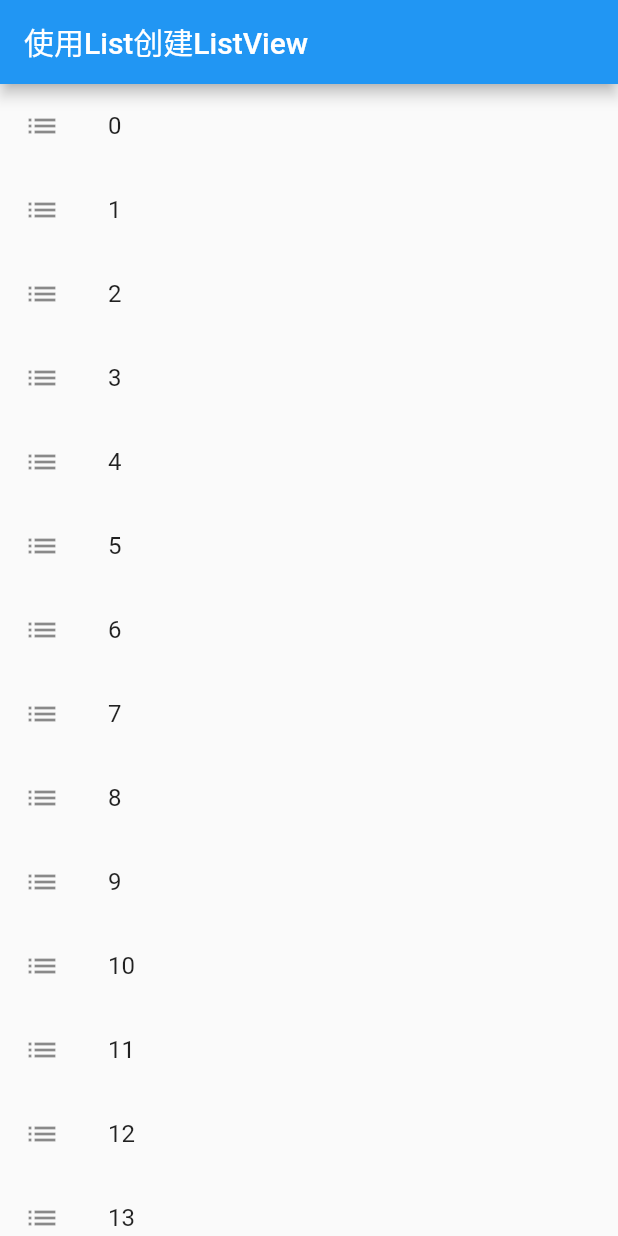
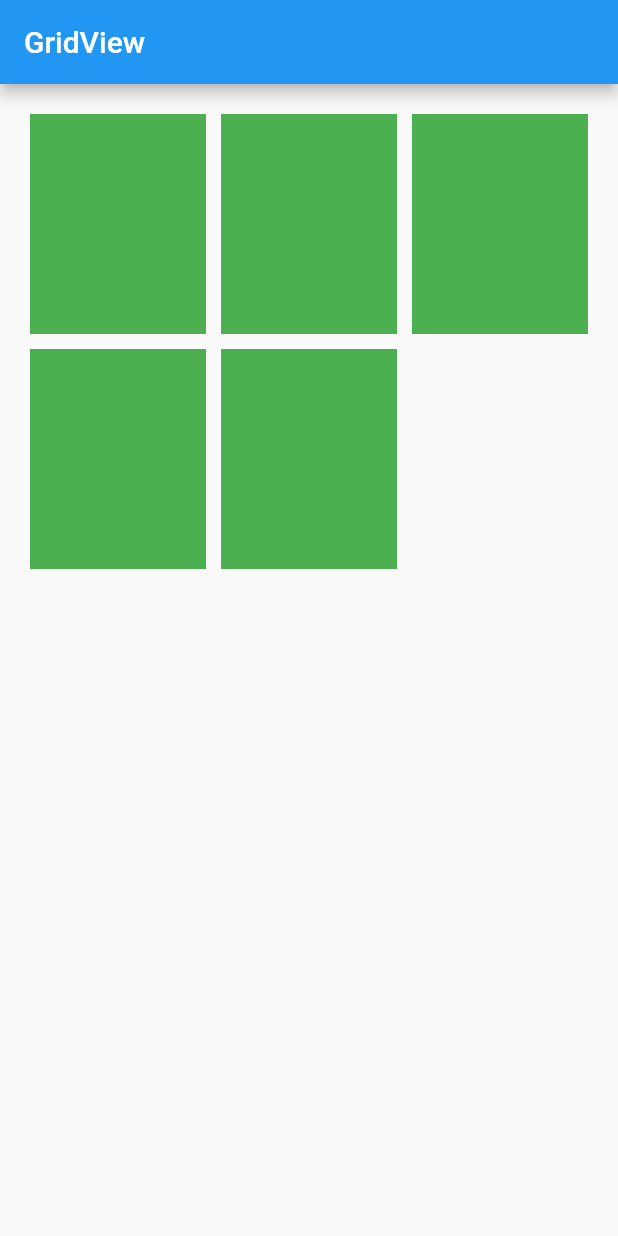
Before and after one commit to cxblovecw/Flutter, a Flutter app: the screen it shows after launch, on a phone screen of 412 x 824 dp. Run offline on Flutter 3.47's test engine with Material 2 defaults, Android fonts, the phone set to English and light mode, and no system bars.

Commit message:
GridView

```diff
--- a/lib/main.dart
+++ b/lib/main.dart
@@ -4,27 +4,46 @@ main(List<String> args) {
 }
 
 class App extends StatelessWidget{
-  List<String> list=List.generate(20, (index){
-    return "$index";
-  });
   @override
   Widget build(BuildContext context) {
     return MaterialApp(
-      title:'我是标题',
+      title:'GridView',
       home: Scaffold(
         appBar: AppBar(
-          title:Text("使用List创建ListView")
+          title:Text("GridView")
         ),
-        body: ListView.builder(
-          itemCount: list.length,
-          itemBuilder: (item,index){
-            return ListTile(
-              leading:Icon(Icons.list),
-              title: Text(list[index]),
-            );
-          },
+        // body: GridView.count(
+        //   crossAxisCount: 3,padding: EdgeInsets.all(5),
+        //   mainAxisSpacing: 10,   //主轴间隔
+        //   crossAxisSpacing: 10,  //侧轴间隔
+        //   childAspectRatio: 0.5,
+        //   children: <Widget>[
+        //     Container(width:20,height:20,color:Colors.green),
+        //     Container(width:20,height:20,color:Colors.green),
+        //     Container(width:20,height:20,color:Colors.green),
+        //     Container(width:20,height:20,color:Colors.green),
+        //     Container(width:20,height:20,
+        //   ],
+        //   )
+        // )
+        body: GridView(
+          padding: EdgeInsets.all(20),
+          gridDelegate: SliverGridDelegateWithFixedCrossAxisCount(
+            crossAxisSpacing: 10,
+            mainAxisSpacing: 10,
+            childAspectRatio: 0.8,
+            crossAxisCount: 3
+          ),
+          children: <Widget>[
+            Container(width:20,height:20,color:Colors.green),
+            Container(width:20,height:20,color:Colors.green),
+            Container(width:20,height:20,color:Colors.green),
+            Container(width:20,height:20,color:Colors.green),
+            Container(width:20,height:20,color:Colors.green),
+          ],
         )
-      ),
+
+      )
     );
 }
 }
```
